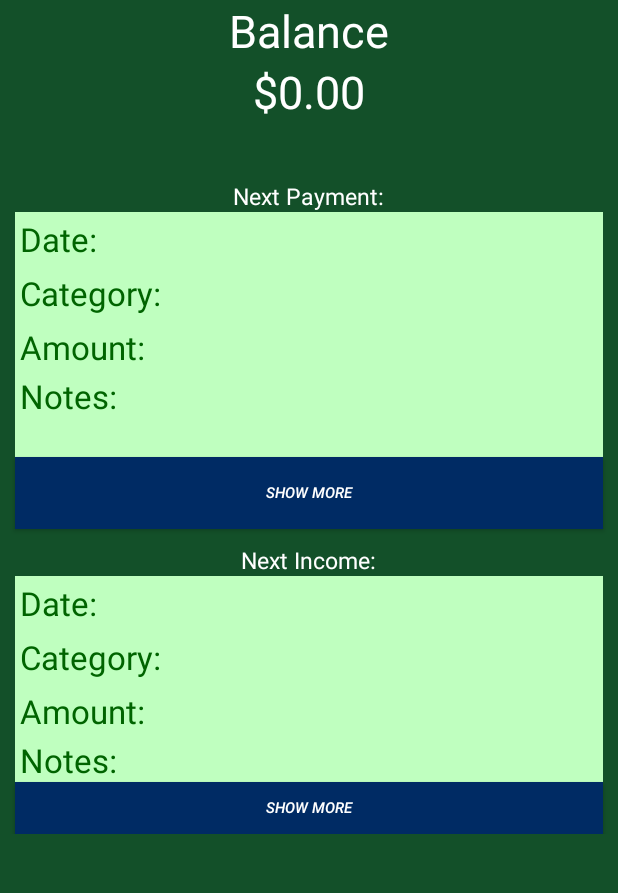
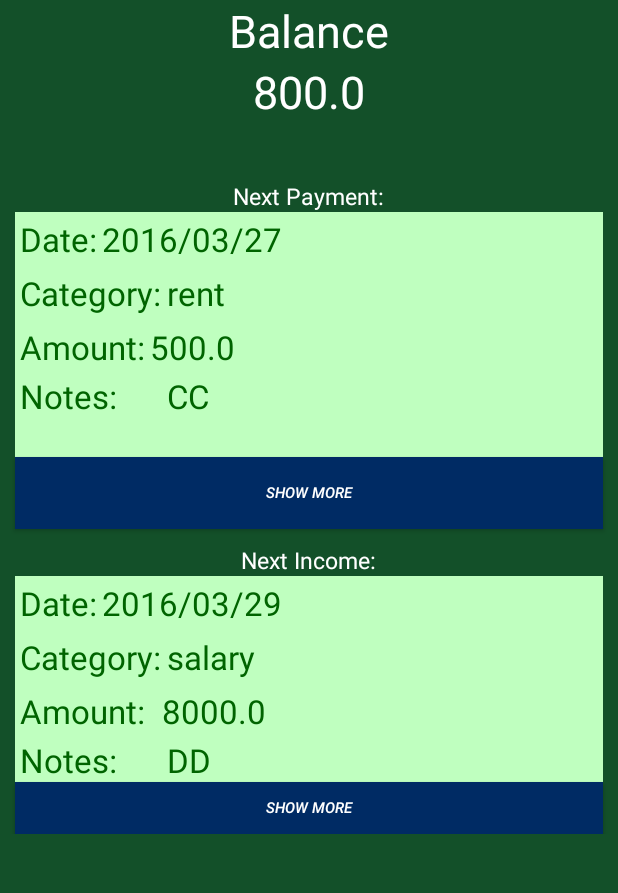
Before and after one commit to ucsdCSE110wi16/CSE110W260T2, an Android app: the screen it shows after launch (MainActivity), on a phone screen of 412 x 824 dp, the part 84-977 px from its top. Run offline under Robolectric (Android 15) with nearby library versions, the phone set to English and light mode, and no system bars; 1 statement that could not run was skipped.

```diff
--- a/SmartBudgeter/app/src/main/java/com/example/kingd/hello_world/AddEvent.java
+++ b/SmartBudgeter/app/src/main/java/com/example/kingd/hello_world/AddEvent.java
@@ -9,6 +9,7 @@ import android.view.View;
 import android.view.ViewGroup;
 import android.widget.CalendarView;
 import android.widget.LinearLayout;
+import android.widget.TextView;
 
 
 /**
@@ -31,6 +32,10 @@ public class AddEvent extends Fragment {
         // Inflate the layout for this fragment
         LinearLayout llayout = (LinearLayout) inflater.inflate(R.layout.fragment_add_event, container,
                 false);
+
+        TextView amountAdd = (TextView)llayout.findViewById(R.id.AmountToAddText);
+
+
         return llayout;
     }
 }
--- a/SmartBudgeter/app/src/main/java/com/example/kingd/hello_world/CalendarFragment.java
+++ b/SmartBudgeter/app/src/main/java/com/example/kingd/hello_world/CalendarFragment.java
@@ -44,7 +44,6 @@ public class CalendarFragment extends Fragment {
 
         CalendarView calendar = (CalendarView) llayout.findViewById(R.id.calendarView);
 
-
         calendar.setOnDateChangeListener(new CalendarView.OnDateChangeListener() {
                                              @Override
                                              public void onSelectedDayChange(CalendarView view, int year, int month, int dayOfMonth) {
@@ -58,20 +57,23 @@ public class CalendarFragment extends Fragment {
                                                      selectedDate += Integer.toString(year) + "/" + Integer.toString(month + 1) + "/" + Integer.toString(dayOfMonth);
                                                  }
                                                  System.out.println("The selected Date is: " + selectedDate);
+                                                 TextView calendarCategory = (TextView) getActivity().findViewById(R.id.CategoryShow);
+                                                 TextView calendarAmount = (TextView) getActivity().findViewById(R.id.AmountShow);
                                                  while (index < homePage.dbFetch.getFuture().size()) {
-                                                     TextView calendarCategory = (TextView) getActivity().findViewById(R.id.CategoryShow);
-                                                     TextView calendarAmount = (TextView) getActivity().findViewById(R.id.AmountShow);
                                                      //System.out.println(dbFetch.getFuture().get(index).getPaymentDate());
                                                      if(homePage.dbFetch.getFuture().get(index).getPaymentDate().equals(selectedDate)) {
                                                          calendarCategory.setText(homePage.dbFetch.getFuture().get(index).getCategories());
                                                          calendarAmount.setText(Double.toString(homePage.dbFetch.getFuture().get(index).getTransactionAmt()));
                                                          setIf = true;
                                                      }
-                                                     else if(homePage.dbFetch.getFuture().get(index).getPaymentDate().compareTo(selectedDate) < 0 && setIf == false) {
-                                                         calendarCategory.setText("N/A");
-                                                         calendarAmount.setText("N/A");
+                                                     else if(homePage.dbFetch.getFuture().get(index).getPaymentDate().compareTo(selectedDate) < 0){
+                                                         break;
                                                      }
                                                      index++;
+                                                 }
+                                                 if(setIf == false) {
+                                                     calendarCategory.setText("N/A");
+                                                     calendarAmount.setText("N/A");
                                                  }
 
                                              }
--- a/SmartBudgeter/app/src/main/java/com/example/kingd/hello_world/DBFetch.java
+++ b/SmartBudgeter/app/src/main/java/com/example/kingd/hello_world/DBFetch.java
@@ -40,11 +40,11 @@ public class DBFetch extends Activity {
     //private GoogleApiClient client;
 
     public DBFetch() {
-        balance = 0.00;
-        name = ""; //"Fuheng Deng";
+        balance = 800.00;
+        name = "Fuheng Deng";
         past = new ArrayList<History>();
         future = new ArrayList<Unpaid>();
-        read = "";//"James|800.00|2016/02/26%fruits%-20.00%AA%^2016/02/25%clothes%-60%BB%^|2016/03/27%rent%-500.0%CC%false%^2016/03/29%salary%8000%DD%false%^|";
+        read = "James|800.00|2016/02/26%fruits%-20.00%AA%^2016/02/25%clothes%-60%BB%^|2016/03/27%rent%-500.0%CC%false%^2016/03/29%salary%8000%DD%false%^|";
     }
 
     public static void setBalance(double bal) {
--- a/SmartBudgeter/app/src/main/java/com/example/kingd/hello_world/homePage.java
+++ b/SmartBudgeter/app/src/main/java/com/example/kingd/hello_world/homePage.java
@@ -19,6 +19,8 @@ import android.widget.LinearLayout;
 import android.widget.ListView;
 import android.widget.TextView;
 import android.widget.Toast;
+
+import org.w3c.dom.Text;
 
 import java.io.IOException;
 
@@ -44,7 +46,7 @@ public class homePage extends Fragment {
     public View onCreateView(LayoutInflater inflater, ViewGroup container,
                              Bundle savedInstanceState) {
         // Inflate the layout for this fragment
-        final FragmentActivity faActivity = (FragmentActivity) super.getActivity();
+        //final FragmentActivity faActivity = (FragmentActivity) super.getActivity();
         View llayout = inflater.inflate(R.layout.fragment_home_page
                 , container, false);
 
@@ -58,6 +60,10 @@ public class homePage extends Fragment {
             dbFetch.sortUnpaidByDate();
             dbFetch.printAccount();
         }
+
+        //Update the balance
+        TextView balanceField = (TextView)llayout.findViewById(R.id.balanceField);
+        balanceField.setText(Double.toString(dbFetch.getBalance()));
 
         // Update Next Payment and Next Income fields
         TextView dateField = (TextView) llayout.findViewById(R.id.dateField);
@@ -119,6 +125,46 @@ public class homePage extends Fragment {
     @Override
     public void onResume() {
         System.err.println("onResume of LoginFragment");
+
+        dbFetch.readFromFile();
+        if(!dbFetch.isReadEmpty()) {
+            System.out.println("read not empty");
+            dbFetch.rePopulateFromRead();
+            dbFetch.sortHistoryByDate();
+            dbFetch.sortUnpaidByDate();
+            dbFetch.printAccount();
+        }
+
+        //Update the balance
+        TextView balanceField = (TextView)getActivity().findViewById(R.id.balanceField);
+        balanceField.setText(Double.toString(dbFetch.getBalance()));
+
+        // Update Next Payment and Next Income fields
+        TextView dateField = (TextView) getActivity().findViewById(R.id.dateField);
+        TextView categoryField = (TextView) getActivity().findViewById(R.id.categoryField);
+        TextView amountField = (TextView) getActivity().findViewById(R.id.amountField);
+        TextView dateField2 = (TextView) getActivity().findViewById(R.id.dateField2);
+        TextView categoryField2 = (TextView) getActivity().findViewById(R.id.categoryField2);
+        TextView amountField2 = (TextView) getActivity().findViewById(R.id.amountField2);
+        TextView notesField2 = (TextView) getActivity().findViewById(R.id.notesField2);
+        TextView notesField = (TextView) getActivity().findViewById(R.id.notesField);
+        boolean paymentSet = false, incomeSet = false;
+        for(int i = 0; i < dbFetch.getFuture().size(); i++) {
+            if(dbFetch.getFuture().get(i).getTransactionAmt() > 0 && incomeSet == false){
+                dateField2.setText(dbFetch.getFuture().get(i).getPaymentDate()); // Replace with getters
+                categoryField2.setText(dbFetch.getFuture().get(i).getCategories());
+                amountField2.setText(Double.toString(Math.abs(dbFetch.getFuture().get(i).getTransactionAmt())));
+                notesField2.setText(dbFetch.getFuture().get(i).getNotes());
+                incomeSet = true;
+            }
+            else if(dbFetch.getFuture().get(i).getTransactionAmt() <= 0 && paymentSet == false){
+                dateField.setText(dbFetch.getFuture().get(i).getPaymentDate()); // Replace with getters
+                categoryField.setText(dbFetch.getFuture().get(i).getCategories());
+                amountField.setText(Double.toString(Math.abs(dbFetch.getFuture().get(i).getTransactionAmt())));
+                notesField.setText(dbFetch.getFuture().get(i).getNotes());
+                paymentSet = true;
+            }
+        }
         super.onResume();
     }
 
```
